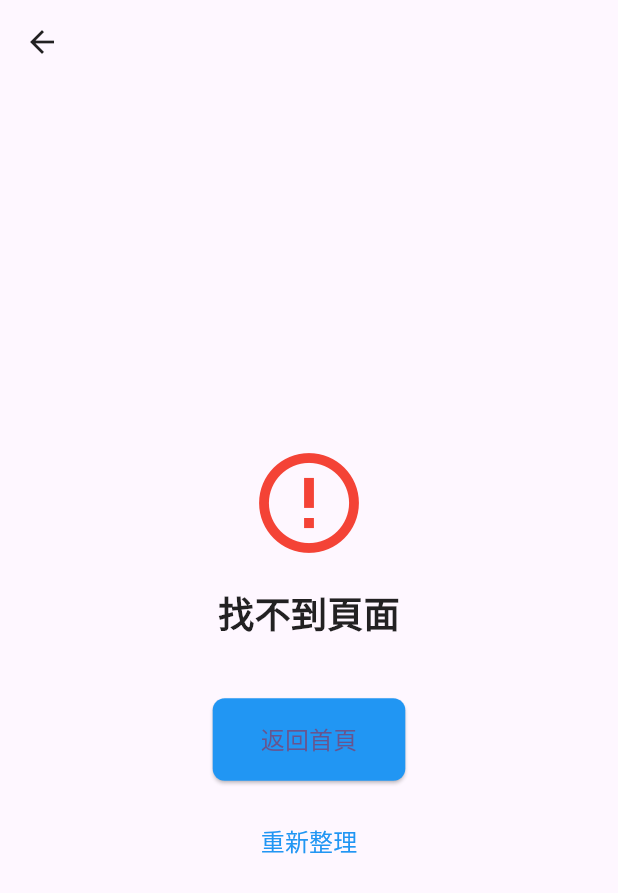
After one commit to yuchiyang123/TASK_MANAGEMENT, a Flutter app: the ErrorPage screen opened directly, on a phone screen of 412 x 824 dp. The commit adds this screen. Shown: the top 893 px of the screen. Run offline on Flutter 3.47's test engine with Material 3 defaults, Android fonts, the phone set to English and light mode, and no system bars; our stand-ins replace email_validator, flutter_riverpod, loading_indicator, logger, riverpod, shared_preferences; missing offline and left inert: bcrypt, dart_jsonwebtoken, mysql1; accounts and stored records are empty.

Commit message:
新增路由

```diff
--- a/lib/core/middleware/auth_middleware.dart
+++ b/lib/core/middleware/auth_middleware.dart
@@ -1,7 +1,5 @@
-import 'dart:convert';
 import 'package:dart_jsonwebtoken/dart_jsonwebtoken.dart';
 import 'package:task_management/core/config/env.dart';
-import 'package:task_management/features/auth/Exception/auth_exception.dart';
 import 'package:task_management/shared/widgets/error_dialog.dart';
 import 'package:logger/logger.dart';
 import 'package:task_management/core/constants/error_messages.dart';
--- a/lib/features/auth/screens/register_screen.dart
+++ b/lib/features/auth/screens/register_screen.dart
@@ -140,6 +140,7 @@ class _RegisterPageState extends ConsumerState<RegisterPage> {
               }
             } catch (e) {
               logger.w('註冊失敗 錯誤碼：$e');
+              showErrorDialog(context, '註冊失敗', '請聯絡管理員');
               throw '註冊失敗';
             }
           },
@@ -246,7 +247,7 @@ class _RegisterPageState extends ConsumerState<RegisterPage> {
                       height: 20,
                     ),
                     _submitButton(),
-                    SizedBox(height: height * .14),
+                    const SizedBox(height: 1),
                     _loginAccountLabel(),
                   ],
                 ),
--- a/lib/features/auth/states/register_state.dart
+++ b/lib/features/auth/states/register_state.dart
@@ -1,4 +1,3 @@
-import 'package:flutter/material.dart';
 import 'package:flutter_riverpod/flutter_riverpod.dart';
 
 class RegisterFormState {
--- /dev/null
+++ b/lib/features/error/screen/error_screen.dart
@@ -0,0 +1,161 @@
+import 'package:flutter/material.dart';
+
+class ErrorPage extends StatelessWidget {
+  final String? routeName;
+  final String? errorMessage;
+  final Color primaryColor;
+  final Color secondaryColor;
+  final List<Widget>? customActions;
+
+  const ErrorPage({
+    super.key,
+    this.routeName,
+    this.errorMessage,
+    this.primaryColor = Colors.blue,
+    this.secondaryColor = Colors.red,
+    this.customActions,
+  });
+
+  @override
+  Widget build(BuildContext context) {
+    return Scaffold(
+      appBar: AppBar(
+        backgroundColor: Colors.transparent,
+        elevation: 0,
+        leading: IconButton(
+          icon: const Icon(Icons.arrow_back, color: Colors.black87),
+          onPressed: () => Navigator.of(context).pop(),
+          tooltip: '返回上一頁',
+        ),
+      ),
+      body: Center(
+        child: Column(
+          mainAxisAlignment: MainAxisAlignment.center,
+          children: [
+            // 錯誤圖標動畫
+            TweenAnimationBuilder<double>(
+              tween: Tween(begin: 0.0, end: 1.0),
+              duration: const Duration(milliseconds: 800),
+              builder: (context, value, child) {
+                return Opacity(
+                  opacity: value,
+                  child: Transform.translate(
+                    offset: Offset(0, 20 * (1 - value)),
+                    child: child,
+                  ),
+                );
+              },
+              child: Icon(
+                Icons.error_outline,
+                size: 80,
+                color: secondaryColor,
+              ),
+            ),
+            const SizedBox(height: 16),
+
+            // 錯誤標題
+            const Text(
+              '找不到頁面',
+              style: TextStyle(
+                fontSize: 24,
+                fontWeight: FontWeight.bold,
+                color: Colors.black87,
+              ),
+            ),
+            const SizedBox(height: 8),
+
+            // 路由名稱（如果有提供）
+            if (routeName != null)
+              Padding(
+                padding: const EdgeInsets.symmetric(horizontal: 24),
+                child: Text(
+                  '請求路徑: $routeName',
+                  style: const TextStyle(
+                    fontSize: 16,
+                    color: Colors.black54,
+                  ),
+                  textAlign: TextAlign.center,
+                ),
+              ),
+
+            // 錯誤訊息（如果有提供）
+            if (errorMessage != null)
+              Padding(
+                padding:
+                    const EdgeInsets.symmetric(horizontal: 24, vertical: 8),
+                child: Text(
+                  errorMessage!,
+                  style: const TextStyle(
+                    fontSize: 16,
+                    color: Colors.black54,
+                  ),
+                  textAlign: TextAlign.center,
+                ),
+              ),
+
+            const SizedBox(height: 32),
+
+            // 返回首頁按鈕
+            ElevatedButton(
+              onPressed: () {
+                Navigator.of(context).pushNamedAndRemoveUntil(
+                  '/', // 請替換為你的首頁路由名稱
+                  (route) => false,
+                );
+              },
+              style: ElevatedButton.styleFrom(
+                padding: const EdgeInsets.symmetric(
+                  horizontal: 32,
+                  vertical: 16,
+                ),
+                backgroundColor: primaryColor,
+                shape: RoundedRectangleBorder(
+                  borderRadius: BorderRadius.circular(8),
+                ),
+              ),
+              child: const Text(
+                '返回首頁',
+                style: TextStyle(
+                  fontSize: 16,
+                  fontWeight: FontWeight.w500,
+                ),
+              ),
+            ),
+
+            const SizedBox(height: 16),
+
+            // 重試按鈕
+            TextButton(
+              onPressed: () {
+                // 重新整理當前頁面
+                Navigator.of(context).pushReplacement(
+                  MaterialPageRoute(
+                    builder: (context) => ErrorPage(
+                      routeName: routeName,
+                      errorMessage: errorMessage,
+                      primaryColor: primaryColor,
+                      secondaryColor: secondaryColor,
+                    ),
+                  ),
+                );
+              },
+              child: const Text(
+                '重新整理',
+                style: TextStyle(
+                  fontSize: 16,
+                  color: Colors.blue,
+                ),
+              ),
+            ),
+
+            // 自定義操作按鈕（如果有提供）
+            if (customActions != null) ...[
+              const SizedBox(height: 24),
+              ...customActions!,
+            ],
+          ],
+        ),
+      ),
+    );
+  }
+}
--- a/lib/shared/services/auth_service.dart
+++ b/lib/shared/services/auth_service.dart
@@ -1,17 +1,13 @@
 import 'dart:convert';
-import 'package:flutter/material.dart';
 import 'package:mysql1/mysql1.dart';
 import 'package:bcrypt/bcrypt.dart';
 import 'package:task_management/shared/models/users.dart';
 import 'package:task_management/core/config/database_config.dart';
 import 'package:task_management/core/middleware/auth_middleware.dart';
 import 'package:task_management/features/auth/Exception/auth_exception.dart';
-import 'package:dart_jsonwebtoken/dart_jsonwebtoken.dart';
-import 'package:task_management/core/config/env.dart';
 import 'package:email_validator/email_validator.dart';
 import 'package:logger/logger.dart';
 import 'package:shared_preferences/shared_preferences.dart';
-import 'package:task_management/core/middleware/auth_middleware.dart';
 
 class AuthService {
   late final MySqlConnection _db;
--- a/lib/shared/widgets/error_dialog.dart
+++ b/lib/shared/widgets/error_dialog.dart
@@ -6,8 +6,8 @@ import 'package:flutter/material.dart';
 void showErrorDialog(BuildContext context, String title, String message) {
   showDialog(
     context: context,
-    barrierDismissible: false,
-    barrierColor: Colors.transparent,
+    barrierDismissible: true,
+    barrierColor: Colors.black54, // 改變背景灰灰
     builder: (BuildContext context) {
       return Dialog(
         // 設置對話框形狀和邊距
--- a/lib/shared/widgets/loading_animion.dart
+++ b/lib/shared/widgets/loading_animion.dart
@@ -1,6 +1,5 @@
 import 'package:flutter/material.dart';
 import 'package:loading_indicator/loading_indicator.dart';
-import 'package:riverpod/riverpod.dart';
 import 'package:flutter_riverpod/flutter_riverpod.dart';
 
 /// 提供全局的 Loading 狀態管理
```
Also changed, not shown: lib/core/routes/app_route.dart (+147 -0 lines), lib/features/auth/screens/login_screen.dart (+5 -2 lines), lib/main.dart (+9 -23 lines).
